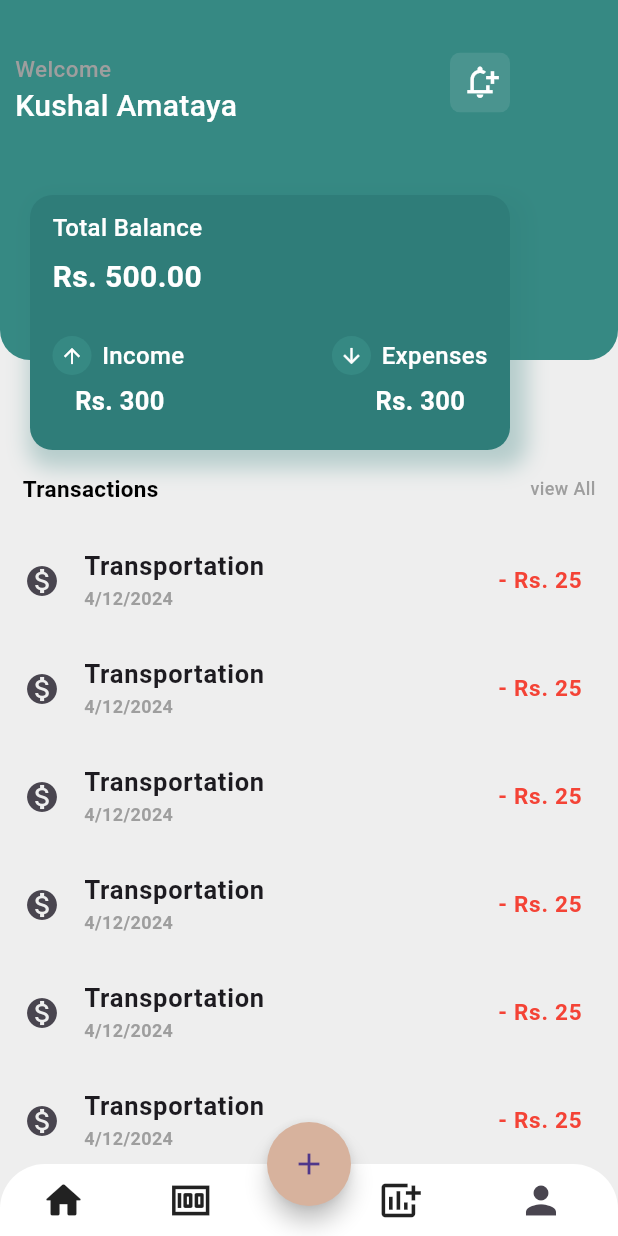
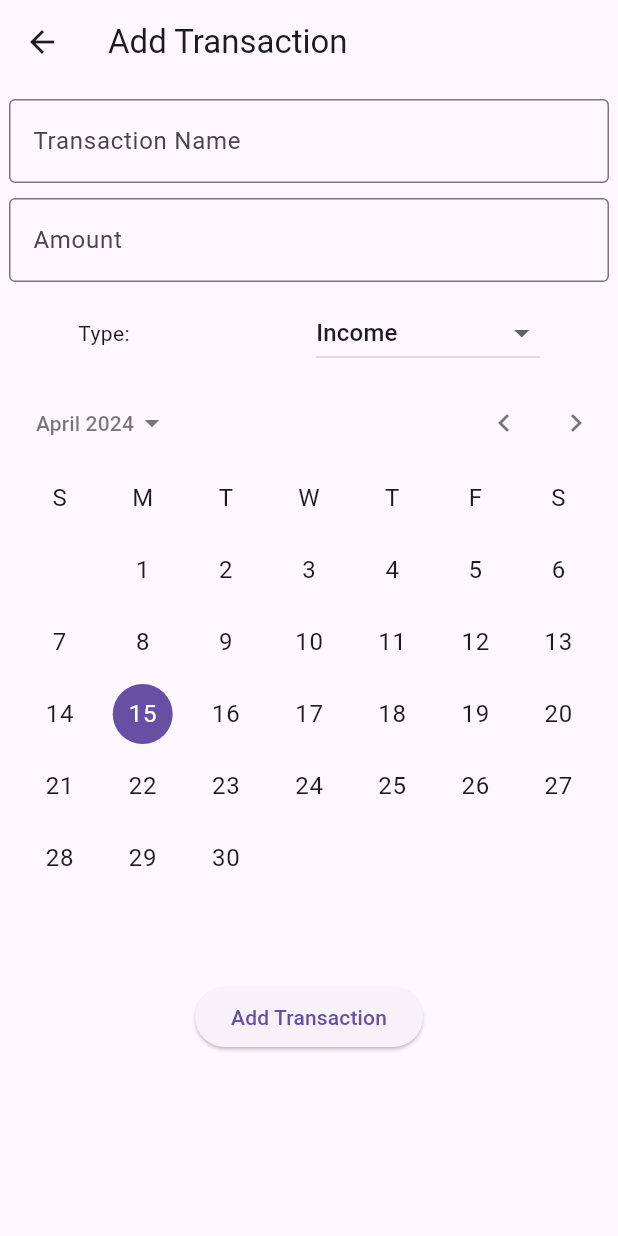
Before and after one commit to KushalAmatya/Finance_Tracker, a Flutter app: the Home screen opened directly, after a tap on the "add" icon, on a phone screen of 412 x 824 dp. Run offline on Flutter 3.47's test engine with Material 3 defaults, Android fonts, the phone set to English and light mode, and no system bars; our stand-ins replace animate_do, firebase_auth, firebase_core; accounts and stored records are empty.

Commit message:
addTransactionDesign

```diff
--- a/lib/Home.dart
+++ b/lib/Home.dart
@@ -1,6 +1,7 @@
 // ignore_for_file: prefer_const_constructors, prefer_const_literals_to_create_immutables
 
 import 'package:finance_tracker/authscreen/auth_page.dart';
+import 'package:finance_tracker/screens/addTransaction.dart';
 import 'package:firebase_auth/firebase_auth.dart';
 import 'package:flutter/cupertino.dart';
 import 'package:flutter/material.dart';
@@ -101,6 +102,8 @@ class Home extends StatelessWidget {
 
   @override
   Widget build(BuildContext context) {
+    double screenWidth = MediaQuery.of(context).size.width;
+    double leftPosition = screenWidth * 0.2;
     return Scaffold(
         backgroundColor: Colors.grey[200],
         // appBar: AppBar(
@@ -141,7 +144,13 @@ class Home extends StatelessWidget {
         ),
         floatingActionButtonLocation: FloatingActionButtonLocation.centerDocked,
         floatingActionButton: FloatingActionButton(
-          onPressed: () {},
+          onPressed: () {
+            // print("hellp");
+            Navigator.push(
+              context,
+              MaterialPageRoute(builder: (context) => addItem()),
+            );
+          },
           shape: CircleBorder(),
           backgroundColor: Color.fromRGBO(215, 178, 157, 1),
           child: Icon(Icons.add),
@@ -177,33 +186,37 @@ class Home extends StatelessWidget {
                   ),
                 ),
               ),
-
-              SliverList(delegate: SliverChildBuilderDelegate((context, index) {
-
+              SliverList(
+                  delegate: SliverChildBuilderDelegate(
+                (context, index) {
                   return ListTile(
                     leading: ClipRRect(
                       borderRadius: BorderRadius.circular(5),
                       child: Icon(Icons.monetization_on),
                     ),
-                  title: Text("Transportation",style:
-                    TextStyle(
-                      fontSize: 17,
-                      fontWeight: FontWeight.w600
-                    ),),
-                  subtitle: Text("4/12/2024",
+                    title: Text(
+                      "Transportation",
+                      style:
+                          TextStyle(fontSize: 17, fontWeight: FontWeight.w600),
+                    ),
+                    subtitle: Text(
+                      "4/12/2024",
                       style: TextStyle(
                           fontWeight: FontWeight.w600,
                           color: Colors.grey,
-                    fontSize: 12
-                  ),),
-                  trailing: Text("- Rs. 25",
+                          fontSize: 12),
+                    ),
+                    trailing: Text(
+                      "- Rs. 25",
                       style: TextStyle(
                           fontWeight: FontWeight.w600,
                           fontSize: 15,
-                    color: Colors.red
-                  ),),
+                          color: Colors.red),
+                    ),
                   );
-              }))
+                },
+                childCount: 10,
+              ))
             ],
           ),
         ));
@@ -219,7 +232,7 @@ Widget head() {
             width: double.infinity,
             height: 240,
             decoration: BoxDecoration(
-                color: Color(0xff368983),
+                color: Color.fromRGBO(215, 178, 157, 1),
                 borderRadius: BorderRadius.only(
                     bottomLeft: Radius.circular(20),
                     bottomRight: Radius.circular(20))),
@@ -227,7 +240,7 @@ Widget head() {
               children: [
                 Positioned(
                   top: 35,
-                  left: 300,
+                  left: 350,
                   child: ClipRRect(
                     borderRadius: BorderRadius.circular(7),
                     child: Container(
@@ -252,7 +265,7 @@ Widget head() {
                         style: TextStyle(
                           fontSize: 15,
                           fontWeight: FontWeight.w500,
-                          color: Colors.grey,
+                          color: Colors.black,
                         ),
                       ),
                       Text(
@@ -260,7 +273,7 @@ Widget head() {
                         style: TextStyle(
                           fontSize: 20,
                           fontWeight: FontWeight.w500,
-                          color: Colors.white,
+                          color: Colors.black,
                         ),
                       ),
                     ],
@@ -273,10 +286,11 @@ Widget head() {
       ),
       Positioned(
         top: 130,
-        left: 20,
+        left: 30,
+        child: Center(
           child: Container(
             height: 170,
-          width: 320,
+            width: 350,
             decoration: BoxDecoration(
                 color: Color.fromARGB(255, 47, 125, 121),
                 borderRadius: BorderRadius.circular(15),
@@ -413,6 +427,7 @@ Widget head() {
             ),
           ),
         ),
+      ),
     ],
   );
 }
--- /dev/null
+++ b/lib/screens/addTransaction.dart
@@ -0,0 +1,109 @@
+// ignore_for_file: prefer_const_constructors
+
+import 'package:flutter/cupertino.dart';
+import 'package:flutter/material.dart';
+
+class addItem extends StatefulWidget {
+  const addItem({super.key});
+
+  @override
+  State<addItem> createState() => _addItemState();
+}
+
+class _addItemState extends State<addItem> {
+  static final List<String> dropdownMenuEntries = <String>[
+    'Income',
+    'Expense',
+  ];
+  final TransactionController = TextEditingController();
+  final AmountController = TextEditingController();
+  String dropdownValue = dropdownMenuEntries[0];
+
+  @override
+  Widget build(BuildContext context) {
+    return Scaffold(
+      appBar: AppBar(
+        title: Text('Add Transaction'),
+      ),
+      body: Center(
+        child: Column(
+          // mainAxisAlignment: MainAxisAlignment.spaceEvenly,
+          children: <Widget>[
+            SizedBox(
+              height: 10,
+            ),
+            Container(
+              width: 400,
+              child: TextField(
+                controller: TransactionController,
+                decoration: InputDecoration(
+                  border: OutlineInputBorder(),
+                  labelText: 'Transaction Name',
+                ),
+              ),
+            ),
+            SizedBox(
+              height: 10,
+            ),
+            Container(
+              width: 400,
+              child: TextField(
+                controller: AmountController,
+                decoration: InputDecoration(
+                  border: OutlineInputBorder(),
+                  labelText: 'Amount',
+                ),
+              ),
+            ),
+            SizedBox(
+              height: 10,
+            ),
+            Row(
+              mainAxisAlignment: MainAxisAlignment.spaceEvenly,
+              children: [
+                Text("Type:"),
+                SizedBox(
+                  width: 20,
+                ),
+                DropdownButton<String>(
+                  value: dropdownValue,
+                  items: dropdownMenuEntries
+                      .map((String value) => DropdownMenuItem<String>(
+                            value: value,
+                            child: Text(value),
+                          ))
+                      .toList(),
+                  onChanged: (String? newVal) {
+                    setState(() {
+                      dropdownValue = newVal!;
+                    });
+                  },
+                  hint: Text('Transaction Type'),
+                ),
+              ],
+            ),
+            SizedBox(
+              height: 10,
+            ),
+            CalendarDatePicker(
+                initialDate: DateTime.now(),
+                firstDate: DateTime(2010),
+                lastDate: DateTime(2100),
+                onDateChanged: (DateTime date) {
+                  print(date);
+                }),
+            SizedBox(
+              height: 10,
+            ),
+            ElevatedButton(
+              onPressed: () {
+                // Add transaction
+              },
+              child: Text('Add Transaction'),
+            ),
+          ],
+        ),
+      ),
+    );
+  }
+}
```
Lines whose indentation alone changed are shown as unchanged.
